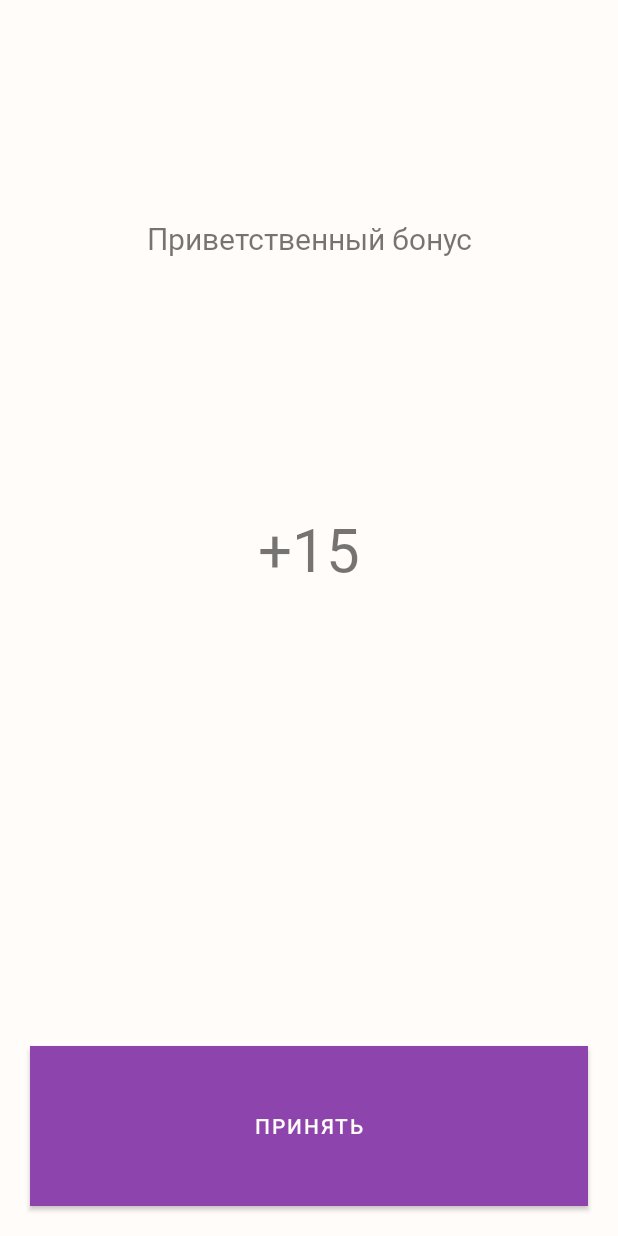
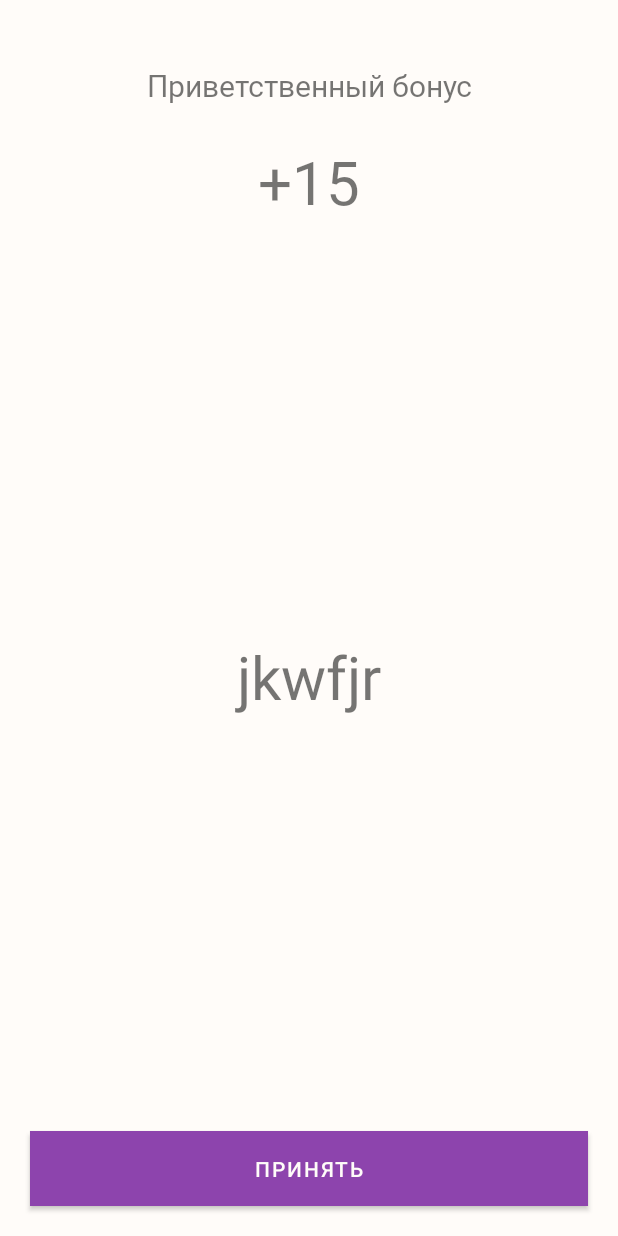
Before and after one commit to ytken/LibraryApp, an Android app: the layout coin_fragment_dialog.xml on its own in the app's theme, with its tools: preview values and no code run, on a phone screen of 412 x 824 dp. Run offline under Robolectric (Android 15) with nearby library versions, the light colour scheme and no system bars.

Commit message:
Final screen with text

```diff
--- a/app/src/main/java/ru/ytken/libraryapp/dialogs/DialogContinueGame.java
+++ b/app/src/main/java/ru/ytken/libraryapp/dialogs/DialogContinueGame.java
@@ -4,6 +4,7 @@ import android.app.Dialog;
 import android.content.Context;
 import android.content.SharedPreferences;
 import android.os.Bundle;
+import android.util.Log;
 
 import androidx.annotation.NonNull;
 import androidx.annotation.Nullable;
@@ -45,6 +46,7 @@ public class DialogContinueGame extends DialogFragment {
                     editor.putInt(getResources().getString(R.string.TAG_BACKGROUND), 0);
                     editor.putInt(getResources().getString(R.string.TAG_COUNT_DIALOG_NUM), 0);
                     editor.putString(getResources().getString(R.string.TAG_CHAR_NAME), "");
+
                     editor.apply();
                     removable.remove();
                 })
--- a/app/src/main/res/layout/coin_fragment_dialog.xml
+++ b/app/src/main/res/layout/coin_fragment_dialog.xml
@@ -4,7 +4,8 @@
     android:layout_width="match_parent"
     android:layout_height="match_parent"
     android:orientation="vertical"
-    android:background="@color/primaryWhite">
+    android:background="@color/primaryWhite"
+    android:weightSum="15">
 
     <TextView
         android:id="@+id/textView2"
@@ -13,6 +14,9 @@
         android:layout_weight="1.5"
         android:gravity="center"
         android:padding="20dp"
+        android:layout_marginLeft="20dp"
+        android:layout_marginRight="20dp"
+        android:layout_marginTop="20dp"
         android:fontFamily="@font/marta"
         android:textSize="@dimen/names_text_size"
         android:text="Приветственный бонус"
@@ -24,16 +28,28 @@
         android:layout_height="0dp"
         android:layout_weight="1.5"
         android:text="+15"
-        android:layout_margin="20dp"
+        android:layout_marginLeft="20dp"
+        android:layout_marginRight="20dp"
         android:textSize="@dimen/big_text_size"
         android:fontFamily="@font/marta"
         android:gravity="center_horizontal" />
+
+    <TextView
+        android:id="@+id/showGottenStates"
+        android:layout_width="match_parent"
+        android:layout_height="0dp"
+        android:layout_weight="11"
+        android:layout_margin="10dp"
+        android:text="jkwfjr"
+        android:textSize="@dimen/big_text_size"
+        android:gravity="center"
+        />
 
     <Button
         android:id="@+id/buttonGet15"
         android:layout_width="match_parent"
         android:layout_height="0dp"
-        android:layout_weight="0.5"
+        android:layout_weight="1"
         android:layout_margin="20dp"
         android:text="Принять"
         android:textColor="@color/primaryWhite"
```
Also changed, not shown: app/src/main/java/ru/ytken/libraryapp/StoryFirstActivity.java (+40 -7 lines), app/src/main/java/ru/ytken/libraryapp/dialogs/AskNameDialog.java (+9 -0 lines).
